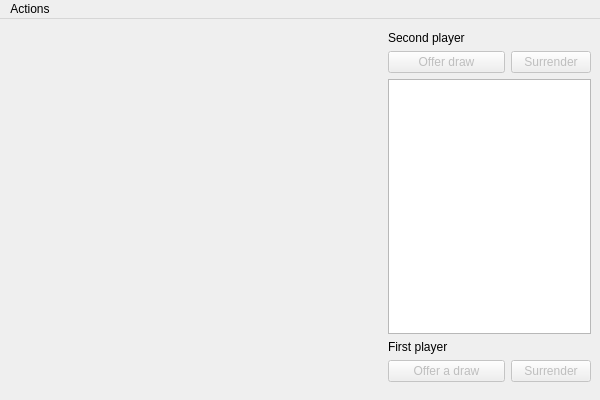
Above: uiFiles/MainWindowUi.ui from aedobrynin/smallChess before the change. Below: the same form after it.
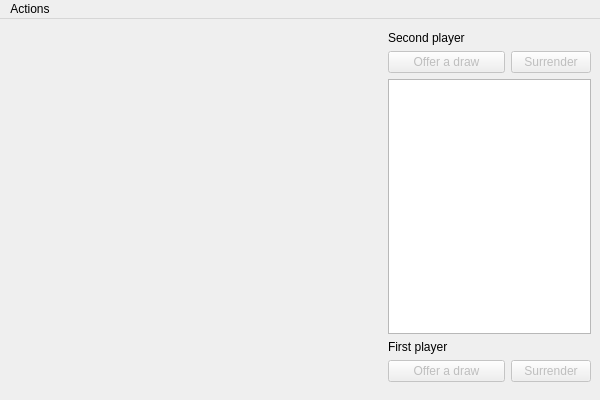
That is the form after the change. Icons and pictures are not drawn.

Patch:
```diff
--- a/uiFiles/MainWindowUi.ui
+++ b/uiFiles/MainWindowUi.ui
@@ -94,7 +94,7 @@
         </sizepolicy>
        </property>
        <property name="text">
-        <string>Offer draw</string>
+        <string>Offer a draw</string>
        </property>
       </widget>
      </item>
```
